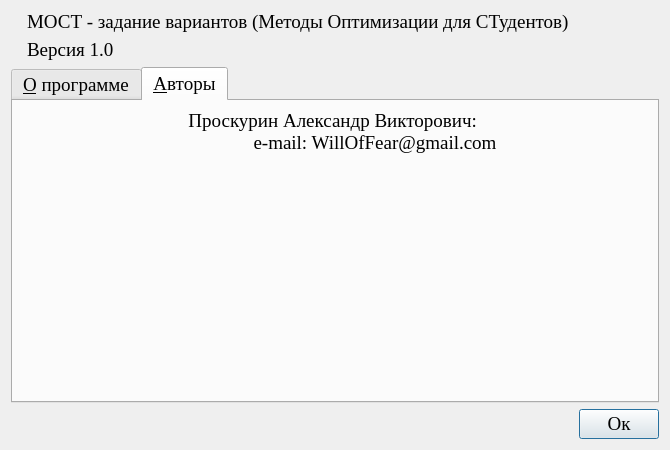
Old version of the form setvariants/ui/aboutProgram.ui in the repository Eliminationzx/optimizationmethods.
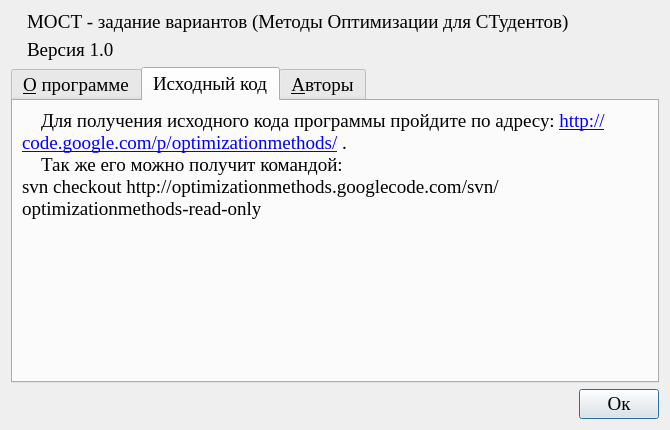
New version of the form. The open tabs and pages were chosen to show the change. Icons and pictures are not drawn.

Patch:
```diff
--- a/setvariants/ui/aboutProgram.ui
+++ b/setvariants/ui/aboutProgram.ui
@@ -7,13 +7,13 @@
     <x>0</x>
     <y>0</y>
     <width>670</width>
-    <height>450</height>
+    <height>430</height>
    </rect>
   </property>
   <property name="minimumSize">
    <size>
     <width>670</width>
-    <height>450</height>
+    <height>430</height>
    </size>
   </property>
   <property name="maximumSize">
@@ -110,6 +110,35 @@
        </widget>
        <widget class="QWidget" name="tab_2">
         <attribute name="title">
+         <string>Исходный код</string>
+        </attribute>
+        <layout class="QGridLayout" name="gridLayout_5">
+         <item row="0" column="0">
+          <widget class="QLabel" name="label_6">
+           <property name="text">
+            <string>&lt;!DOCTYPE HTML PUBLIC &quot;-//W3C//DTD HTML 4.0//EN&quot; &quot;http://www.w3.org/TR/REC-html40/strict.dtd&quot;&gt;
+&lt;html&gt;&lt;head&gt;&lt;meta name=&quot;qrichtext&quot; content=&quot;1&quot; /&gt;&lt;style type=&quot;text/css&quot;&gt;
+p, li { white-space: pre-wrap; }
+&lt;/style&gt;&lt;/head&gt;&lt;body style=&quot; font-family:'Times New Roman'; font-size:14pt; font-weight:400; font-style:normal;&quot;&gt;
+&lt;p style=&quot; margin-top:0px; margin-bottom:0px; margin-left:0px; margin-right:0px; -qt-block-indent:0; text-indent:0px;&quot;&gt;    Для получения исходного кода программы пройдите по адресу: &lt;a href=&quot;http://code.google.com/p/optimizationmethods/&quot;&gt;&lt;span style=&quot; text-decoration: underline; color:#0000ff;&quot;&gt;http://code.google.com/p/optimizationmethods/&lt;/span&gt;&lt;/a&gt; .&lt;/p&gt;
+&lt;p style=&quot; margin-top:0px; margin-bottom:0px; margin-left:0px; margin-right:0px; -qt-block-indent:0; text-indent:0px;&quot;&gt;    Так же его можно получит командой:&lt;/p&gt;
+&lt;p style=&quot; margin-top:0px; margin-bottom:0px; margin-left:0px; margin-right:0px; -qt-block-indent:0; text-indent:0px;&quot;&gt;svn checkout http://optimizationmethods.googlecode.com/svn/ optimizationmethods-read-only&lt;/p&gt;&lt;/body&gt;&lt;/html&gt;</string>
+           </property>
+           <property name="alignment">
+            <set>Qt::AlignLeading|Qt::AlignLeft|Qt::AlignTop</set>
+           </property>
+           <property name="wordWrap">
+            <bool>true</bool>
+           </property>
+           <property name="openExternalLinks">
+            <bool>true</bool>
+           </property>
+          </widget>
+         </item>
+        </layout>
+       </widget>
+       <widget class="QWidget" name="tab_3">
+        <attribute name="title">
          <string>&amp;Авторы</string>
         </attribute>
         <layout class="QGridLayout" name="gridLayout_4">
```
Left out of the diff: 23 changed lines with no effect on the pictures.
